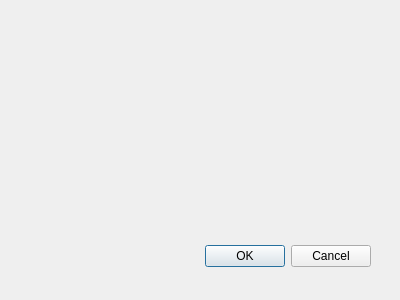
jykim74/CryptokiMan, file HsmMan/log_view_dlg.ui: the form before one commit.
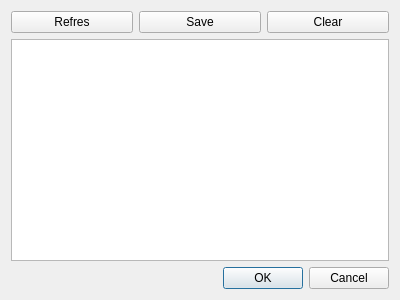
The form after the commit.

```diff
--- a/HsmMan/log_view_dlg.ui
+++ b/HsmMan/log_view_dlg.ui
@@ -15,15 +15,33 @@
   <property name="windowTitle">
    <string>Dialog</string>
   </property>
-  <widget name="buttonBox" class="QDialogButtonBox">
-   <property name="geometry">
-    <rect>
-     <x>30</x>
-     <y>240</y>
-     <width>341</width>
-     <height>32</height>
-    </rect>
-   </property>
+  <layout class="QGridLayout" name="gridLayout">
+   <item row="0" column="1">
+    <widget class="QPushButton" name="pushButton_2">
+     <property name="text">
+      <string>Save</string>
+     </property>
+    </widget>
+   </item>
+   <item row="0" column="0">
+    <widget class="QPushButton" name="pushButton">
+     <property name="text">
+      <string>Refres</string>
+     </property>
+    </widget>
+   </item>
+   <item row="0" column="2">
+    <widget class="QPushButton" name="pushButton_3">
+     <property name="text">
+      <string>Clear</string>
+     </property>
+    </widget>
+   </item>
+   <item row="1" column="0" colspan="3">
+    <widget class="QTextBrowser" name="textBrowser"/>
+   </item>
+   <item row="2" column="1" colspan="2">
+    <widget class="QDialogButtonBox" name="buttonBox">
    <property name="orientation">
     <enum>Qt::Horizontal</enum>
    </property>
@@ -31,6 +49,8 @@
     <set>QDialogButtonBox::Cancel|QDialogButtonBox::Ok</set>
    </property>
   </widget>
+   </item>
+  </layout>
  </widget>
  <pixmapfunction/>
  <resources/>
```
Left out of the diff: 7 changed lines with no effect on the pictures. Lines whose indentation alone changed are shown as unchanged.
